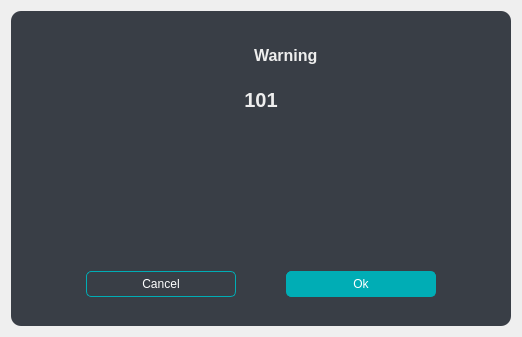
ismaildrcn/data-labeling, file templates/ui/popup.ui: the form before one commit.
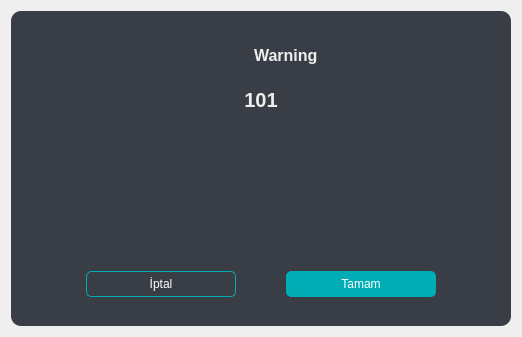
The form after the commit.

Commit message: Change popup button text

Diff of the .ui file:
```diff
--- a/templates/ui/popup.ui
+++ b/templates/ui/popup.ui
@@ -187,7 +187,7 @@
             </size>
            </property>
            <property name="text">
-            <string>Cancel</string>
+            <string>İptal</string>
            </property>
           </widget>
          </item>
@@ -200,7 +200,7 @@
             </size>
            </property>
            <property name="text">
-            <string>Ok</string>
+            <string>Tamam</string>
            </property>
           </widget>
          </item>
```
Left out of the diff: 2 changed lines with no effect on the pictures. The commit also changes 1 other file.
